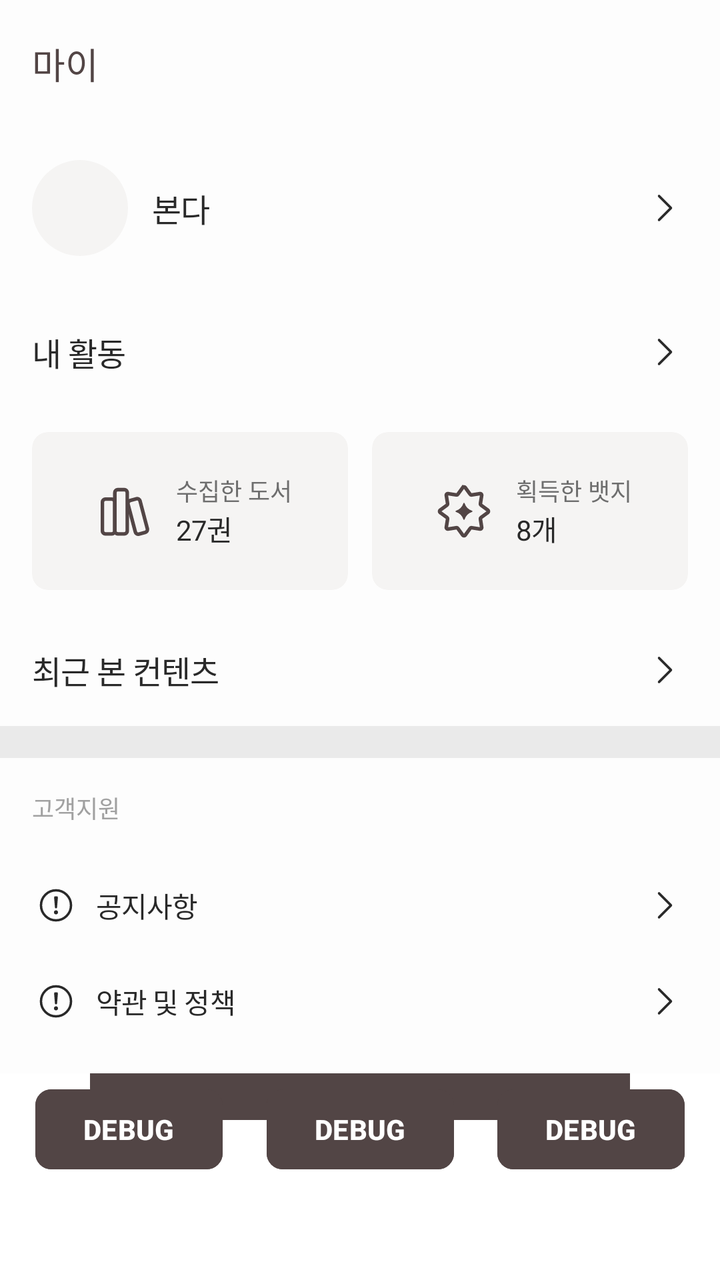
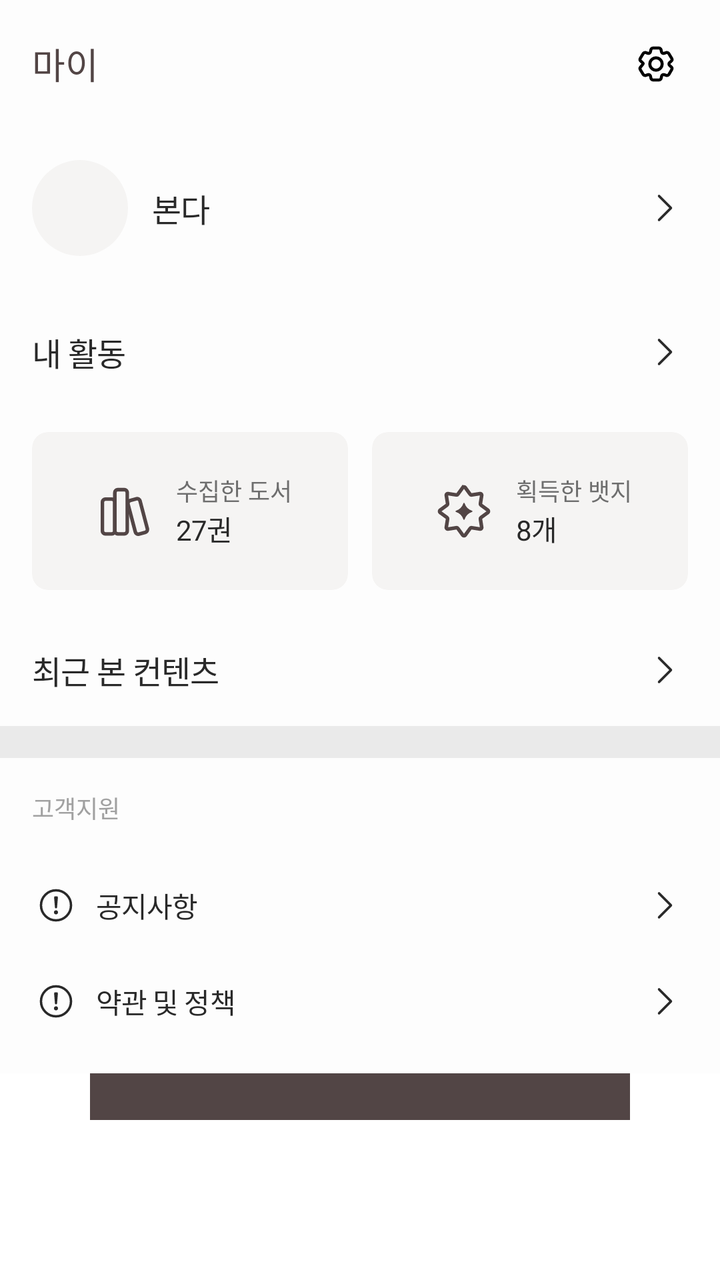

The first picture is an Android layout as it rendered before a commit; the second is the same layout after the commit. The layout source and the unified diff follow.
<!-- AndroidManifest.xml: application theme Theme.Bonda -->
<!-- res/layout/fragment_home_profile.xml -->
<?xml version="1.0" encoding="utf-8"?>
<androidx.constraintlayout.widget.ConstraintLayout xmlns:android="http://schemas.android.com/apk/res/android"
    xmlns:app="http://schemas.android.com/apk/res-auto"
    android:layout_width="match_parent"
    android:layout_height="match_parent">

    <com.google.android.material.appbar.AppBarLayout
        android:id="@+id/appbar_layout"
        android:layout_width="0dp"
        android:layout_height="wrap_content"
        app:layout_constraintEnd_toEndOf="parent"
        app:layout_constraintStart_toStartOf="parent"
        app:layout_constraintTop_toTopOf="parent">

        <com.google.android.material.appbar.MaterialToolbar
            android:layout_width="match_parent"
            android:layout_height="wrap_content"
            android:background="@color/surface_default_tertiary"
            app:title="마이"
            app:titleTextAppearance="@style/Title2"
            app:titleTextColor="@color/text_accent_primary" />

    </com.google.android.material.appbar.AppBarLayout>

    <androidx.constraintlayout.widget.ConstraintLayout
        android:id="@+id/constraint_layout"
        android:layout_width="0dp"
        android:layout_height="wrap_content"
        android:background="@color/surface_default_tertiary"
        android:padding="16dp"
        app:layout_constraintEnd_toEndOf="parent"
        app:layout_constraintStart_toStartOf="parent"
        app:layout_constraintTop_toBottomOf="@id/appbar_layout">

        <androidx.constraintlayout.widget.ConstraintLayout
            android:id="@+id/button_profile"
            android:layout_width="0dp"
            android:layout_height="wrap_content"
            android:clickable="true"
            android:focusable="true"
            android:foreground="?attr/selectableItemBackground"
            app:layout_constraintEnd_toEndOf="parent"
            app:layout_constraintStart_toStartOf="parent"
            app:layout_constraintTop_toTopOf="parent">

            <com.google.android.material.imageview.ShapeableImageView
                android:id="@+id/profile_image"
                android:layout_width="48dp"
                android:layout_height="48dp"
                android:background="@color/surface_default_primary"
                android:foreground="@drawable/ic_avatar_foreground"
                android:foregroundTint="#D9D8D7"
                android:scaleType="centerCrop"
                app:layout_constraintBottom_toBottomOf="parent"
                app:layout_constraintStart_toStartOf="parent"
                app:layout_constraintTop_toTopOf="parent"
                app:shapeAppearanceOverlay="@style/ShapeAppearance.MaterialComponents.CircleImage" />

            <com.google.android.material.textview.MaterialTextView
                android:id="@+id/text_username"
                android:layout_width="0dp"
                android:layout_height="wrap_content"
                android:layout_marginHorizontal="12dp"
                android:text="본다"
                android:textAppearance="@style/Body1"
                android:textColor="@color/text_default_primary"
                app:layout_constraintBottom_toBottomOf="parent"
                app:layout_constraintEnd_toStartOf="@id/arrow_username"
                app:layout_constraintStart_toEndOf="@id/profile_image"
                app:layout_constraintTop_toTopOf="parent" />

            <com.google.android.material.imageview.ShapeableImageView
                android:id="@+id/arrow_username"
                android:layout_width="wrap_content"
                android:layout_height="wrap_content"
                android:src="@drawable/ic_navigation_next_24dp"
                app:layout_constraintBottom_toBottomOf="parent"
                app:layout_constraintEnd_toEndOf="parent"
                app:layout_constraintTop_toTopOf="parent"
                app:tint="@color/text_default_primary" />

        </androidx.constraintlayout.widget.ConstraintLayout>

        <androidx.constraintlayout.widget.ConstraintLayout
            android:id="@+id/button_activity"
            android:layout_width="0dp"
            android:layout_height="wrap_content"
            android:layout_marginTop="36dp"
            android:clickable="true"
            android:focusable="true"
            android:foreground="?attr/selectableItemBackground"
            app:layout_constraintEnd_toEndOf="parent"
            app:layout_constraintStart_toStartOf="parent"
            app:layout_constraintTop_toBottomOf="@id/button_profile">

            <com.google.android.material.textview.MaterialTextView
                android:layout_width="wrap_content"
                android:layout_height="wrap_content"
                android:text="내 활동"
                android:textAppearance="@style/Body1"
                android:textColor="@color/text_default_primary"
                app:layout_constraintBottom_toBottomOf="parent"
                app:layout_constraintStart_toStartOf="parent"
                app:layout_constraintTop_toTopOf="parent" />

            <com.google.android.material.imageview.ShapeableImageView
                android:layout_width="wrap_content"
                android:layout_height="wrap_content"
                android:src="@drawable/ic_navigation_next_24dp"
                app:layout_constraintBottom_toBottomOf="parent"
                app:layout_constraintEnd_toEndOf="parent"
                app:layout_constraintTop_toTopOf="parent"
                app:tint="@color/text_default_primary" />

        </androidx.constraintlayout.widget.ConstraintLayout>

        <androidx.constraintlayout.widget.ConstraintLayout
            android:id="@+id/constraintLayout2"
            android:layout_width="0dp"
            android:layout_height="wrap_content"
            android:layout_marginTop="28dp"
            app:layout_constraintEnd_toEndOf="parent"
            app:layout_constraintStart_toStartOf="parent"
            app:layout_constraintTop_toBottomOf="@id/button_activity">

            <com.google.android.material.card.MaterialCardView
                android:id="@+id/button_my_books"
                android:layout_width="0dp"
                android:layout_height="0dp"
                android:backgroundTint="@color/background_default_secondary"
                android:clickable="true"
                android:focusable="true"
                android:foreground="?attr/selectableItemBackground"
                app:cardCornerRadius="8dp"
                app:layout_constraintBottom_toBottomOf="parent"
                app:layout_constraintDimensionRatio="2:1"
                app:layout_constraintEnd_toStartOf="@id/button_my_badges"
                app:layout_constraintStart_toStartOf="parent"
                app:layout_constraintTop_toTopOf="parent"
                app:strokeWidth="0dp">

                <androidx.constraintlayout.widget.ConstraintLayout
                    android:layout_width="wrap_content"
                    android:layout_height="wrap_content"
                    android:layout_gravity="center">

                    <com.google.android.material.imageview.ShapeableImageView
                        android:id="@+id/ic_my_books"
                        android:layout_width="36dp"
                        android:layout_height="36dp"
                        android:src="@drawable/ic_description_books_24dp"
                        app:layout_constraintBottom_toBottomOf="parent"
                        app:layout_constraintStart_toStartOf="parent"
                        app:layout_constraintTop_toTopOf="parent"
                        app:tint="@color/border_accent_primary" />

                    <com.google.android.material.textview.MaterialTextView
                        android:id="@+id/button_my_books_header"
                        android:layout_width="wrap_content"
                        android:layout_height="wrap_content"
                        android:layout_marginStart="8dp"
                        android:text="수집한 도서"
                        android:textAppearance="@style/Caption3"
                        android:textColor="@color/text_default_secondary"
                        app:layout_constraintBottom_toTopOf="@id/button_my_books_count"
                        app:layout_constraintStart_toEndOf="@id/ic_my_books"
                        app:layout_constraintTop_toTopOf="parent" />

                    <com.google.android.material.textview.MaterialTextView
                        android:id="@+id/button_my_books_count"
                        android:layout_width="wrap_content"
                        android:layout_height="wrap_content"
                        android:layout_marginStart="8dp"
                        android:text="27권"
                        android:textAppearance="@style/Body8"
                        android:textColor="@color/text_default_primary"
                        app:layout_constraintBottom_toBottomOf="parent"
                        app:layout_constraintStart_toEndOf="@id/ic_my_books"
                        app:layout_constraintTop_toBottomOf="@id/button_my_books_header" />
                </androidx.constraintlayout.widget.ConstraintLayout>
            </com.google.android.material.card.MaterialCardView>

            <com.google.android.material.card.MaterialCardView
                android:id="@+id/button_my_badges"
                android:layout_width="0dp"
                android:layout_height="0dp"
                android:layout_marginStart="12dp"
                android:backgroundTint="@color/background_default_secondary"
                android:clickable="true"
                android:focusable="true"
                android:foreground="?attr/selectableItemBackground"
                app:cardCornerRadius="8dp"
                app:layout_constraintBottom_toBottomOf="parent"
                app:layout_constraintDimensionRatio="2:1"
                app:layout_constraintEnd_toEndOf="parent"
                app:layout_constraintStart_toEndOf="@id/button_my_books"
                app:layout_constraintTop_toTopOf="parent"
                app:strokeWidth="0dp">

                <androidx.constraintlayout.widget.ConstraintLayout
                    android:layout_width="wrap_content"
                    android:layout_height="wrap_content"
                    android:layout_gravity="center">

                    <com.google.android.material.imageview.ShapeableImageView
                        android:id="@+id/ic_my_badges"
                        android:layout_width="36dp"
                        android:layout_height="36dp"
                        android:src="@drawable/ic_description_reward_24dp"
                        app:layout_constraintBottom_toBottomOf="parent"
                        app:layout_constraintStart_toStartOf="parent"
                        app:layout_constraintTop_toTopOf="parent"
                        app:tint="@color/border_accent_primary" />

                    <com.google.android.material.textview.MaterialTextView
                        android:id="@+id/button_my_badges_header"
                        android:layout_width="wrap_content"
                        android:layout_height="wrap_content"
                        android:layout_marginStart="8dp"
                        android:text="획득한 뱃지"
                        android:textAppearance="@style/Caption3"
                        android:textColor="@color/text_default_secondary"
                        app:layout_constraintBottom_toTopOf="@id/button_my_badges_count"
                        app:layout_constraintStart_toEndOf="@id/ic_my_badges"
                        app:layout_constraintTop_toTopOf="parent" />

                    <com.google.android.material.textview.MaterialTextView
                        android:id="@+id/button_my_badges_count"
                        android:layout_width="wrap_content"
                        android:layout_height="wrap_content"
                        android:layout_marginStart="8dp"
                        android:text="8개"
                        android:textAppearance="@style/Body8"
                        android:textColor="@color/text_default_primary"
                        app:layout_constraintBottom_toBottomOf="parent"
                        app:layout_constraintStart_toEndOf="@id/ic_my_badges"
                        app:layout_constraintTop_toBottomOf="@id/button_my_badges_header" />
                </androidx.constraintlayout.widget.ConstraintLayout>
            </com.google.android.material.card.MaterialCardView>

        </androidx.constraintlayout.widget.ConstraintLayout>

        <androidx.constraintlayout.widget.ConstraintLayout
            android:id="@+id/button_recent_activity"
            android:layout_width="0dp"
            android:layout_height="wrap_content"
            android:layout_marginTop="28dp"
            android:clickable="true"
            android:focusable="true"
            android:foreground="?attr/selectableItemBackground"
            app:layout_constraintEnd_toEndOf="parent"
            app:layout_constraintStart_toStartOf="parent"
            app:layout_constraintTop_toBottomOf="@+id/constraintLayout2">

            <com.google.android.material.textview.MaterialTextView
                android:layout_width="wrap_content"
                android:layout_height="wrap_content"
                android:text="최근 본 컨텐츠"
                android:textAppearance="@style/Body1"
                android:textColor="@color/text_default_primary"
                app:layout_constraintBottom_toBottomOf="parent"
                app:layout_constraintStart_toStartOf="parent"
                app:layout_constraintTop_toTopOf="parent" />

            <com.google.android.material.imageview.ShapeableImageView
                android:layout_width="wrap_content"
                android:layout_height="wrap_content"
                android:src="@drawable/ic_navigation_next_24dp"
                app:layout_constraintBottom_toBottomOf="parent"
                app:layout_constraintEnd_toEndOf="parent"
                app:layout_constraintTop_toTopOf="parent"
                app:tint="@color/text_default_primary" />
        </androidx.constraintlayout.widget.ConstraintLayout>


    </androidx.constraintlayout.widget.ConstraintLayout>

    <androidx.constraintlayout.widget.ConstraintLayout
        android:id="@+id/divider"
        android:layout_width="0dp"
        android:layout_height="16dp"
        android:background="@color/border_default_tertiary"
        app:layout_constraintEnd_toEndOf="parent"
        app:layout_constraintStart_toStartOf="parent"
        app:layout_constraintTop_toBottomOf="@id/constraint_layout" />

    <androidx.constraintlayout.widget.ConstraintLayout
        android:id="@+id/constraintLayout"
        android:layout_width="0dp"
        android:layout_height="wrap_content"
        android:background="@color/surface_default_tertiary"
        android:padding="16dp"
        app:layout_constraintEnd_toEndOf="parent"
        app:layout_constraintStart_toStartOf="parent"
        app:layout_constraintTop_toBottomOf="@id/divider">

        <com.google.android.material.textview.MaterialTextView
            android:id="@+id/materialTextView6"
            android:layout_width="wrap_content"
            android:layout_height="wrap_content"
            android:text="고객지원"
            android:textAppearance="@style/Caption1"
            android:textColor="@color/text_default_tertiary"
            app:layout_constraintStart_toStartOf="parent"
            app:layout_constraintTop_toTopOf="parent" />

        <androidx.constraintlayout.widget.ConstraintLayout
            android:id="@+id/button_notice"
            android:layout_width="0dp"
            android:layout_height="wrap_content"
            android:layout_marginTop="20dp"
            android:clickable="true"
            android:focusable="true"
            android:foreground="?attr/selectableItemBackground"
            android:paddingVertical="8dp"
            app:layout_constraintEnd_toEndOf="parent"
            app:layout_constraintStart_toStartOf="parent"
            app:layout_constraintTop_toBottomOf="@+id/materialTextView6">

            <com.google.android.material.imageview.ShapeableImageView
                android:id="@+id/icon_notice"
                android:layout_width="wrap_content"
                android:layout_height="wrap_content"
                android:src="@drawable/ic_notification_incomplete_24dp"
                app:layout_constraintBottom_toBottomOf="parent"
                app:layout_constraintStart_toStartOf="parent"
                app:layout_constraintTop_toTopOf="parent"
                app:tint="@color/text_default_primary" />

            <com.google.android.material.textview.MaterialTextView
                android:layout_width="0dp"
                android:layout_height="wrap_content"
                android:layout_marginStart="8dp"
                android:text="공지사항"
                android:textAppearance="@style/Body8"
                android:textColor="@color/text_default_primary"
                app:layout_constraintBottom_toBottomOf="parent"
                app:layout_constraintEnd_toStartOf="@id/arrow_notice"
                app:layout_constraintStart_toEndOf="@id/icon_notice"
                app:layout_constraintTop_toTopOf="parent" />

            <com.google.android.material.imageview.ShapeableImageView
                android:id="@+id/arrow_notice"
                android:layout_width="wrap_content"
                android:layout_height="wrap_content"
                android:src="@drawable/ic_navigation_next_24dp"
                app:layout_constraintBottom_toBottomOf="parent"
                app:layout_constraintEnd_toEndOf="parent"
                app:layout_constraintTop_toTopOf="parent"
                app:tint="@color/text_default_primary" />
        </androidx.constraintlayout.widget.ConstraintLayout>

        <androidx.constraintlayout.widget.ConstraintLayout
            android:id="@+id/button_policy"
            android:layout_width="0dp"
            android:layout_height="wrap_content"
            android:layout_marginTop="8dp"
            android:clickable="true"
            android:focusable="true"
            android:foreground="?attr/selectableItemBackground"
            android:paddingVertical="8dp"
            app:layout_constraintEnd_toEndOf="parent"
            app:layout_constraintStart_toStartOf="parent"
            app:layout_constraintTop_toBottomOf="@+id/button_notice">

            <com.google.android.material.imageview.ShapeableImageView
                android:id="@+id/icon_policy"
                android:layout_width="wrap_content"
                android:layout_height="wrap_content"
                android:src="@drawable/ic_notification_incomplete_24dp"
                app:layout_constraintBottom_toBottomOf="parent"
                app:layout_constraintStart_toStartOf="parent"
                app:layout_constraintTop_toTopOf="parent"
                app:tint="@color/text_default_primary" />

            <com.google.android.material.textview.MaterialTextView
                android:layout_width="0dp"
                android:layout_height="wrap_content"
                android:layout_marginStart="8dp"
                android:text="약관 및 정책"
                android:textAppearance="@style/Body8"
                android:textColor="@color/text_default_primary"
                app:layout_constraintBottom_toBottomOf="parent"
                app:layout_constraintEnd_toStartOf="@id/arrow_policy"
                app:layout_constraintStart_toEndOf="@id/icon_policy"
                app:layout_constraintTop_toTopOf="parent" />

            <com.google.android.material.imageview.ShapeableImageView
                android:id="@+id/arrow_policy"
                android:layout_width="wrap_content"
                android:layout_height="wrap_content"
                android:src="@drawable/ic_navigation_next_24dp"
                app:layout_constraintBottom_toBottomOf="parent"
                app:layout_constraintEnd_toEndOf="parent"
                app:layout_constraintTop_toTopOf="parent"
                app:tint="@color/text_default_primary" />
        </androidx.constraintlayout.widget.ConstraintLayout>

    </androidx.constraintlayout.widget.ConstraintLayout>

    <com.google.android.material.button.MaterialButton
        android:id="@+id/button_onboarding"
        style="@style/Widget.Bonda.Button.Primary"
        android:layout_width="wrap_content"
        android:layout_height="wrap_content"
        android:layout_margin="4dp"
        android:text="DEBUG"
        app:layout_constraintEnd_toStartOf="@id/button_books"
        app:layout_constraintStart_toStartOf="parent"
        app:layout_constraintTop_toBottomOf="@+id/constraintLayout" />

    <com.google.android.material.button.MaterialButton
        android:id="@+id/button_books"
        style="@style/Widget.Bonda.Button.Primary"
        android:layout_width="wrap_content"
        android:layout_height="wrap_content"
        android:layout_margin="4dp"
        android:text="DEBUG"
        app:layout_constraintEnd_toStartOf="@id/button_sign_in"
        app:layout_constraintStart_toEndOf="@+id/button_onboarding"
        app:layout_constraintTop_toBottomOf="@+id/constraintLayout" />

    <com.google.android.material.button.MaterialButton
        android:id="@+id/button_sign_in"
        style="@style/Widget.Bonda.Button.Primary"
        android:layout_width="wrap_content"
        android:layout_height="wrap_content"
        android:layout_margin="4dp"
        android:text="DEBUG"
        app:layout_constraintEnd_toEndOf="parent"
        app:layout_constraintStart_toEndOf="@+id/button_books"
        app:layout_constraintTop_toBottomOf="@+id/constraintLayout" />

</androidx.constraintlayout.widget.ConstraintLayout>
<!-- resources referenced by this layout -->
<resources>
  <color name="background_default_secondary">#F5F4F3</color>
  <color name="border_accent_primary">#524545</color>
  <color name="border_default_tertiary">#EAEAEA</color>
  <color name="surface_default_primary">#f5f4f3</color>
  <color name="surface_default_tertiary">#fdfdfd</color>
  <color name="text_accent_primary">#524545</color>
  <color name="text_default_primary">#292929</color>
  <color name="text_default_secondary">#6E6E6E</color>
  <color name="text_default_tertiary">#A1A1A1</color>
  <style name="Body1">
          <item name="fontFamily">@font/pretendard_semibold</item>
          <item name="android:textSize">16sp</item>
          <item name="android:letterSpacing">-0.02</item>
          <item name="android:lineHeight">22.4sp</item>
      </style>
  <style name="Body8">
          <item name="fontFamily">@font/pretendard_regular</item>
          <item name="android:textSize">14sp</item>
          <item name="android:letterSpacing">-0.02</item>
          <item name="android:lineHeight">25.2sp</item>
      </style>
  <style name="Caption1">
          <item name="fontFamily">@font/pretendard_semibold</item>
          <item name="android:textSize">12sp</item>
          <item name="android:letterSpacing">0</item>
          <item name="android:lineHeight">16.8sp</item>
      </style>
  <style name="Caption3">
          <item name="fontFamily">@font/pretendard_regular</item>
          <item name="android:textSize">12sp</item>
          <item name="android:letterSpacing">0</item>
          <item name="android:lineHeight">16.8sp</item>
      </style>
  <style name="ShapeAppearance.MaterialComponents.CircleImage" parent="">
          <item name="cornerFamily">rounded</item>
          <item name="cornerSize">50%</item>
      </style>
  <style name="Title2">
          <item name="fontFamily">@font/pretendard_semibold</item>
          <item name="android:textSize">18sp</item>
          <item name="android:letterSpacing">0</item>
          <item name="android:lineHeight">21.6sp</item>
      </style>
  <style name="Widget.Bonda.Button.Primary" parent="Widget.Material3.Button">
          <item name="android:backgroundTint">@color/surface_accent_primary</item>
          <item name="android:textColor">@color/text_default_inverse</item>
          <item name="android:textSize">14sp</item>
          <item name="android:textStyle">bold</item>
          <item name="cornerRadius">8dp</item>
      </style>
  <color name="surface_accent_primary">#524545</color>
  <color name="text_default_inverse">#FFFFFF</color>
  <!-- unchanged entries left out for length: 8 -->
</resources>

<!-- the commit's change to res/layout/fragment_home_profile.xml (unified diff, before → after) -->
@@ -18,8 +18,21 @@
             android:background="@color/surface_default_tertiary"
             app:title="마이"
             app:titleTextAppearance="@style/Title2"
-            app:titleTextColor="@color/text_accent_primary" />
-
+            app:titleTextColor="@color/text_accent_primary">
+
+            <ImageButton
+                android:id="@+id/settings_button"
+                android:layout_width="wrap_content"
+                android:layout_height="wrap_content"
+                android:layout_gravity="end"
+                android:layout_marginEnd="8dp"
+                android:background="?attr/selectableItemBackgroundBorderless"
+                android:clickable="true"
+                android:contentDescription="설정"
+                android:focusable="true"
+                android:padding="12dp"
+                android:src="@drawable/ic_action_setting_bold_24dp" />
+        </com.google.android.material.appbar.MaterialToolbar>
     </com.google.android.material.appbar.AppBarLayout>
 
     <androidx.constraintlayout.widget.ConstraintLayout
@@ -78,7 +91,6 @@
                 app:layout_constraintEnd_toEndOf="parent"
                 app:layout_constraintTop_toTopOf="parent"
                 app:tint="@color/text_default_primary" />
-
         </androidx.constraintlayout.widget.ConstraintLayout>
 
         <androidx.constraintlayout.widget.ConstraintLayout
@@ -111,7 +123,6 @@
                 app:layout_constraintEnd_toEndOf="parent"
                 app:layout_constraintTop_toTopOf="parent"
                 app:tint="@color/text_default_primary" />
-
         </androidx.constraintlayout.widget.ConstraintLayout>
 
         <androidx.constraintlayout.widget.ConstraintLayout
@@ -237,7 +248,6 @@
                         app:layout_constraintTop_toBottomOf="@id/button_my_badges_header" />
                 </androidx.constraintlayout.widget.ConstraintLayout>
             </com.google.android.material.card.MaterialCardView>
-
         </androidx.constraintlayout.widget.ConstraintLayout>
 
         <androidx.constraintlayout.widget.ConstraintLayout
@@ -271,8 +281,6 @@
                 app:layout_constraintTop_toTopOf="parent"
                 app:tint="@color/text_default_primary" />
         </androidx.constraintlayout.widget.ConstraintLayout>
-
-
     </androidx.constraintlayout.widget.ConstraintLayout>
 
     <androidx.constraintlayout.widget.ConstraintLayout
@@ -395,40 +403,5 @@
                 app:layout_constraintTop_toTopOf="parent"
                 app:tint="@color/text_default_primary" />
         </androidx.constraintlayout.widget.ConstraintLayout>
-
     </androidx.constraintlayout.widget.ConstraintLayout>
-
-    <com.google.android.material.button.MaterialButton
-        android:id="@+id/button_onboarding"
-        style="@style/Widget.Bonda.Button.Primary"
-        android:layout_width="wrap_content"
-        android:layout_height="wrap_content"
-        android:layout_margin="4dp"
-        android:text="DEBUG"
-        app:layout_constraintEnd_toStartOf="@id/button_books"
-        app:layout_constraintStart_toStartOf="parent"
-        app:layout_constraintTop_toBottomOf="@+id/constraintLayout" />
-
-    <com.google.android.material.button.MaterialButton
-        android:id="@+id/button_books"
-        style="@style/Widget.Bonda.Button.Primary"
-        android:layout_width="wrap_content"
-        android:layout_height="wrap_content"
-        android:layout_margin="4dp"
-        android:text="DEBUG"
-        app:layout_constraintEnd_toStartOf="@id/button_sign_in"
-        app:layout_constraintStart_toEndOf="@+id/button_onboarding"
-        app:layout_constraintTop_toBottomOf="@+id/constraintLayout" />
-
-    <com.google.android.material.button.MaterialButton
-        android:id="@+id/button_sign_in"
-        style="@style/Widget.Bonda.Button.Primary"
-        android:layout_width="wrap_content"
-        android:layout_height="wrap_content"
-        android:layout_margin="4dp"
-        android:text="DEBUG"
-        app:layout_constraintEnd_toEndOf="parent"
-        app:layout_constraintStart_toEndOf="@+id/button_books"
-        app:layout_constraintTop_toBottomOf="@+id/constraintLayout" />
-
 </androidx.constraintlayout.widget.ConstraintLayout>
<!-- resource entries referenced after the edit -->
@@ -9,6 +9,24 @@
   <color name="text_default_primary">#292929</color>
   <color name="text_default_secondary">#6E6E6E</color>
   <color name="text_default_tertiary">#A1A1A1</color>
+  <!-- drawable ic_action_setting_bold_24dp (drawable) -->
+  <vector xmlns:android="http://schemas.android.com/apk/res/android"
+      android:width="24dp"
+      android:height="24dp"
+      android:viewportWidth="24"
+      android:viewportHeight="24">
+    <path
+        android:pathData="M18.472,12.004c0,0.275 0.117,0.537 0.323,0.72l0.79,0.703a1.12,1.12 0,0 1,0.24 1.439l-1.34,2.291a1.16,1.16 0,0 1,-0.432 0.42,1.232 1.232,0 0,1 -0.965,0.097l-1.012,-0.334a0.984,0.984 0,0 0,-0.784 0.086,0.986 0.986,0 0,0 -0.498,0.654l-0.207,0.997a1.144,1.144 0,0 1,-0.417 0.67c-0.216,0.17 -0.485,0.26 -0.76,0.253h-2.778a1.194,1.194 0,0 1,-0.76 -0.253,1.145 1.145,0 0,1 -0.417,-0.67l-0.208,-1.003a0.981,0.981 0,0 0,-0.492 -0.648,0.98 0.98,0 0,0 -0.784,-0.087l-1.017,0.335a1.23,1.23 0,0 1,-0.963 -0.097,1.157 1.157,0 0,1 -0.431,-0.419l-1.39,-2.292a1.12,1.12 0,0 1,0.16 -1.389c0.052,-0.05 0.104,-0.1 0.149,-0.158l0.926,-1.17a0.547,0.547 0,0 0,-0.065 -0.748l-0.93,-0.827a1.12,1.12 0,0 1,-0.241 -1.439l1.39,-2.292c0.104,-0.175 0.252,-0.32 0.43,-0.42 0.18,-0.099 0.382,-0.152 0.587,-0.153a1.23,1.23 0,0 1,0.377 0.034l0.986,0.347a0.97,0.97 0,0 0,0.792 -0.08,0.973 0.973,0 0,0 0.492,-0.644l0.209,-1.004c0.055,-0.265 0.202,-0.502 0.416,-0.67 0.216,-0.169 0.485,-0.258 0.76,-0.253h2.755c0.275,-0.005 0.544,0.084 0.76,0.254 0.216,0.168 0.364,0.406 0.417,0.67l0.208,1.002a0.98,0.98 0,0 0,0.492 0.648,0.98 0.98,0 0,0 0.784,0.088l1.018,-0.334a1.206,1.206 0,0 1,0.965 0.096c0.178,0.1 0.326,0.246 0.43,0.418l1.389,2.293a1.12,1.12 0,0 1,-0.224 1.461l-0.791,0.674a0.964,0.964 0,0 0,-0.34 0.734Z"
+        android:strokeLineJoin="round"
+        android:strokeWidth="1.5"
+        android:fillColor="#00000000"
+        android:strokeColor="#000"/>
+    <path
+        android:pathData="M15.077,12a3.077,3.077 0,1 1,-6.154 0.001,3.077 3.077,0 0,1 6.154,0Z"
+        android:strokeWidth="1.5"
+        android:fillColor="#00000000"
+        android:strokeColor="#000"/>
+  </vector>
   <style name="Body1">
           <item name="fontFamily">@font/pretendard_semibold</item>
           <item name="android:textSize">16sp</item>
@@ -43,15 +61,6 @@
           <item name="android:letterSpacing">0</item>
           <item name="android:lineHeight">21.6sp</item>
       </style>
-  <style name="Widget.Bonda.Button.Primary" parent="Widget.Material3.Button">
-          <item name="android:backgroundTint">@color/surface_accent_primary</item>
-          <item name="android:textColor">@color/text_default_inverse</item>
-          <item name="android:textSize">14sp</item>
-          <item name="android:textStyle">bold</item>
-          <item name="cornerRadius">8dp</item>
-      </style>
-  <color name="surface_accent_primary">#524545</color>
-  <color name="text_default_inverse">#FFFFFF</color>
   <!-- unchanged entries left out for length: 8 -->
 </resources>
 
